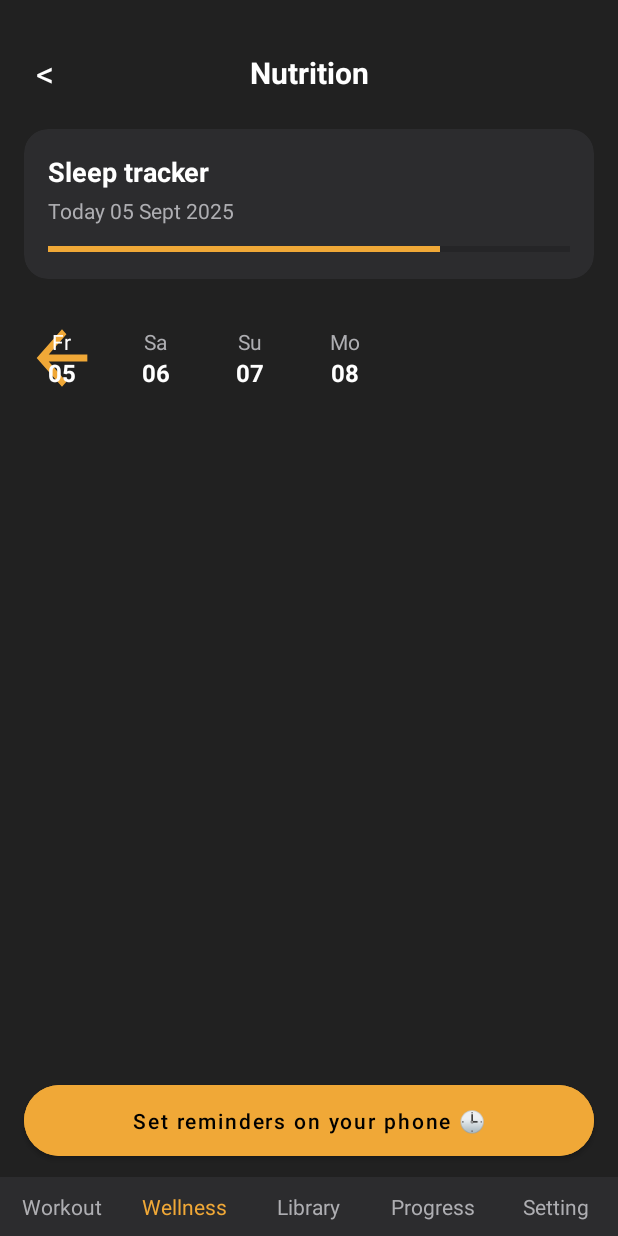
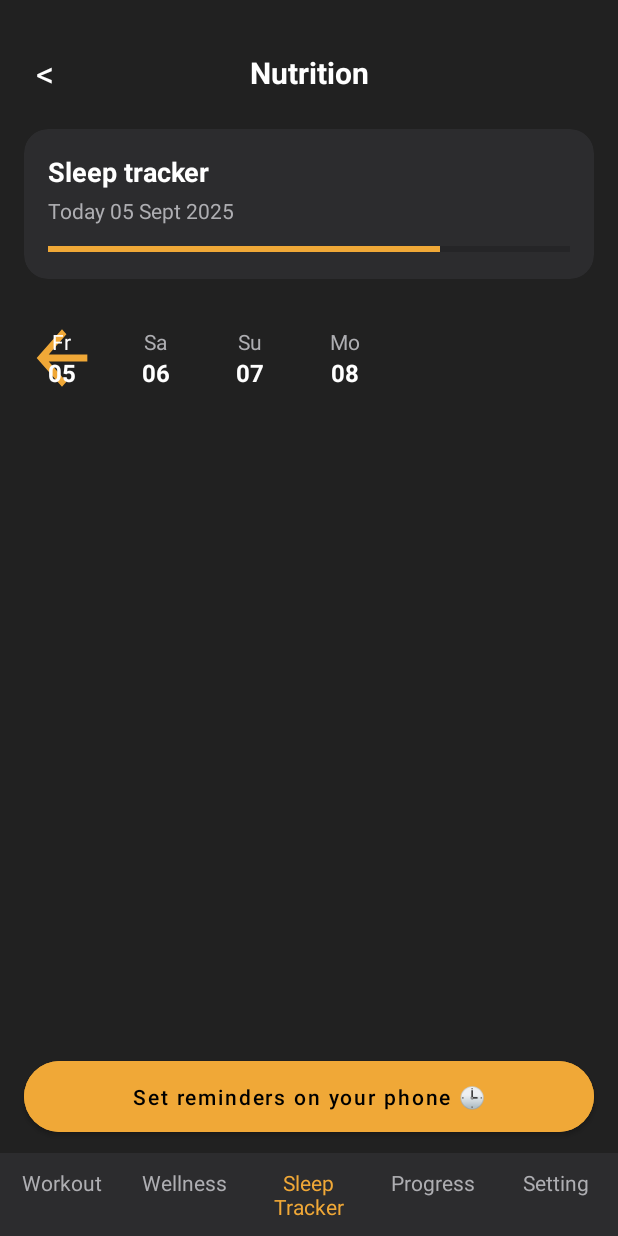
Before and after one commit to Expellar/SleepTracker-MealPlan, an Android app built with Jetpack Compose: the layout activity_sleep_tracker.xml on its own in the app's theme, with its tools: preview values and no code run, on a phone screen of 412 x 824 dp. Run offline under Robolectric (Android 15) with nearby library versions, the phone set to English and light mode, and no system bars.

Commit message:
Update activity_sleep_tracker.xml

```diff
--- a/app/src/main/res/layout/activity_sleep_tracker.xml
+++ b/app/src/main/res/layout/activity_sleep_tracker.xml
@@ -182,8 +182,8 @@
         app:layout_constraintBottom_toBottomOf="parent">
 
         <TextView android:layout_width="0dp" android:layout_height="wrap_content" android:layout_weight="1" android:gravity="center" android:text="Workout" android:textColor="#AEAEB2"/>
-        <TextView android:layout_width="0dp" android:layout_height="wrap_content" android:layout_weight="1" android:gravity="center" android:text="Wellness" android:textColor="#F0A837"/>
-        <TextView android:layout_width="0dp" android:layout_height="wrap_content" android:layout_weight="1" android:gravity="center" android:text="Library" android:textColor="#AEAEB2"/>
+        <TextView android:layout_width="0dp" android:layout_height="wrap_content" android:layout_weight="1" android:gravity="center" android:text="Wellness" android:textColor="#AEAEB2"/>
+        <TextView android:layout_width="0dp" android:layout_height="wrap_content" android:layout_weight="1" android:gravity="center" android:text="Sleep Tracker" android:textColor="#F0A837"/>
         <TextView android:layout_width="0dp" android:layout_height="wrap_content" android:layout_weight="1" android:gravity="center" android:text="Progress" android:textColor="#AEAEB2"/>
         <TextView android:layout_width="0dp" android:layout_height="wrap_content" android:layout_weight="1" android:gravity="center" android:text="Setting" android:textColor="#AEAEB2"/>
 
```
